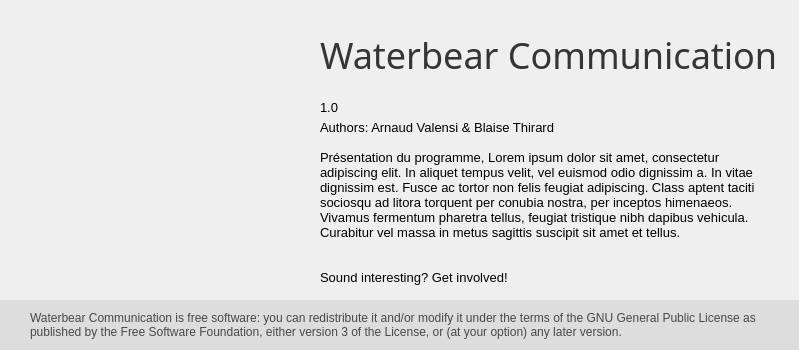
Above: pc/About.ui from ArnaudValensi/waterbear-communication before the change. Below: the same form after it.
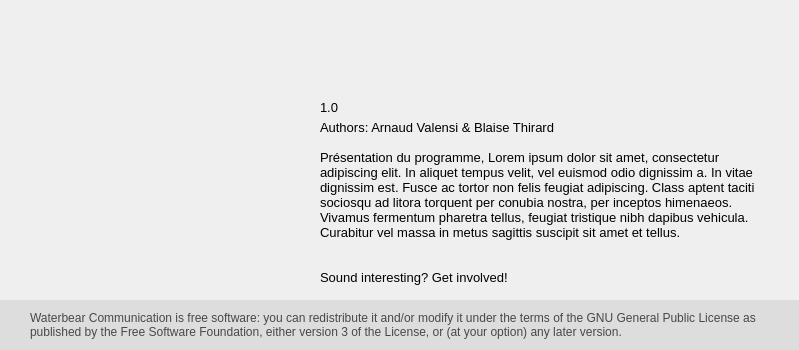
That is the form after the change. Icons and pictures are not drawn.

Commit message: Replace the "Waterbear Communication" text by a picture

The edit to the form file:
```diff
--- a/pc/About.ui
+++ b/pc/About.ui
@@ -38,30 +38,6 @@
    <iconset resource="ressources/pictures.qrc">
     <normaloff>:/main/waterbear-256x256.png</normaloff>:/main/waterbear-256x256.png</iconset>
   </property>
-  <widget class="QLabel" name="label">
-   <property name="geometry">
-    <rect>
-     <x>320</x>
-     <y>30</y>
-     <width>471</width>
-     <height>51</height>
-    </rect>
-   </property>
-   <property name="font">
-    <font>
-     <family>Hand Of Sean</family>
-     <pointsize>27</pointsize>
-     <weight>50</weight>
-     <bold>false</bold>
-    </font>
-   </property>
-   <property name="text">
-    <string>&lt;html&gt;&lt;head/&gt;&lt;body&gt;&lt;p&gt;&lt;span style=&quot; color:#353535;&quot;&gt;Waterbear Communication&lt;/span&gt;&lt;/p&gt;&lt;/body&gt;&lt;/html&gt;</string>
-   </property>
-   <property name="textInteractionFlags">
-    <set>Qt::LinksAccessibleByMouse|Qt::TextSelectableByMouse</set>
-   </property>
-  </widget>
   <widget class="QLabel" name="label_2">
    <property name="geometry">
     <rect>
@@ -209,6 +185,22 @@
     <set>Qt::LinksAccessibleByMouse|Qt::TextSelectableByMouse</set>
    </property>
   </widget>
+  <widget class="QLabel" name="title">
+   <property name="geometry">
+    <rect>
+     <x>320</x>
+     <y>25</y>
+     <width>461</width>
+     <height>51</height>
+    </rect>
+   </property>
+   <property name="text">
+    <string/>
+   </property>
+   <property name="pixmap">
+    <pixmap resource="ressources/pictures.qrc">:/main/waterbear-communication-title.png</pixmap>
+   </property>
+  </widget>
  </widget>
  <resources>
   <include location="ressources/pictures.qrc"/>
```
The commit also changes 2 other files.
